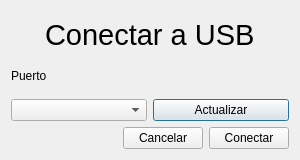
Before: the Qt Designer form dialogconectarusb.ui in GabiAndi/Microcontroladores_2020_Autito_UI, drawn with Qt 5.
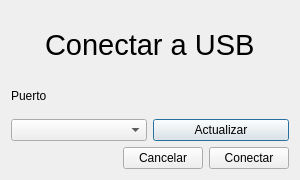
After: the same form once the commit is applied.

What changed in the file:
```diff
--- a/dialogconectarusb.ui
+++ b/dialogconectarusb.ui
@@ -10,19 +10,19 @@
     <x>0</x>
     <y>0</y>
     <width>300</width>
-    <height>160</height>
+    <height>180</height>
    </rect>
   </property>
   <property name="minimumSize">
    <size>
     <width>300</width>
-    <height>160</height>
+    <height>180</height>
    </size>
   </property>
   <property name="maximumSize">
    <size>
     <width>300</width>
-    <height>160</height>
+    <height>180</height>
    </size>
   </property>
   <property name="windowTitle">
```
Left out of the diff: 2 changed lines with no effect on the pictures.
